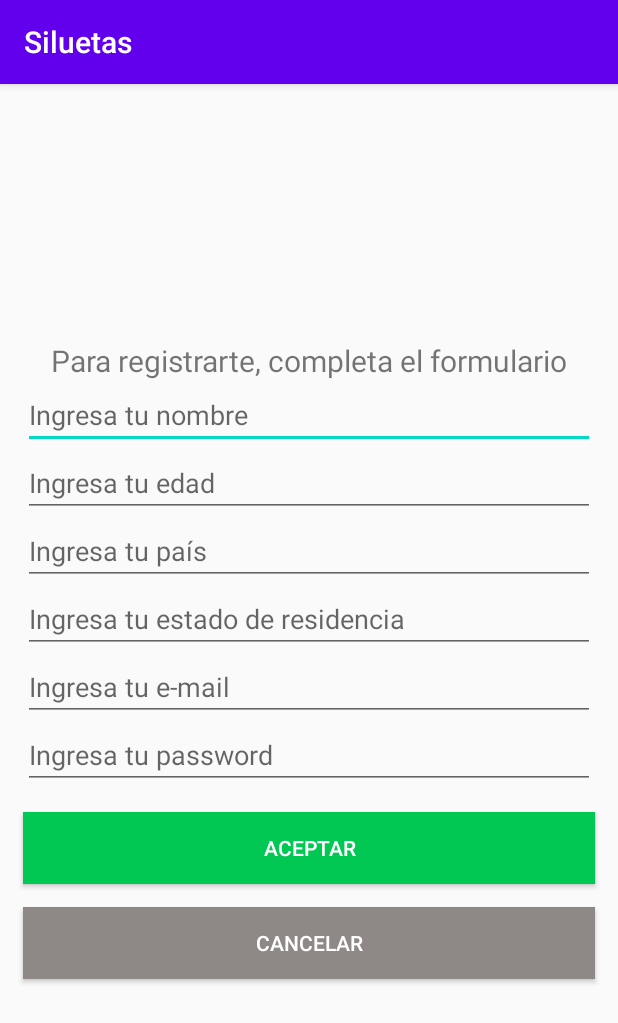
After one commit to juanNava1/Juego, an Android app: the RegisterActivity screen opened directly, with no data from a screen before it, on a phone screen of 412 x 824 dp. The commit adds this screen. Shown: the top 1023 px of the screen. Run offline under Robolectric (Android 15) with nearby library versions, the phone set to English and light mode, and no system bars.

Commit message:
Little fixes on shadow game and login implementation

```diff
--- a/app/build.gradle
+++ b/app/build.gradle
@@ -35,6 +35,7 @@ dependencies {
     implementation 'androidx.navigation:navigation-fragment:2.3.2'
     implementation 'androidx.navigation:navigation-ui:2.3.2'
     implementation 'androidx.lifecycle:lifecycle-extensions:2.2.0'
+    implementation 'com.google.firebase:firebase-auth:20.0.1'
     testImplementation 'junit:junit:4.12'
     androidTestImplementation 'androidx.test.ext:junit:1.1.2'
     androidTestImplementation 'androidx.test.espresso:espresso-core:3.3.0'
--- a/app/src/main/AndroidManifest.xml
+++ b/app/src/main/AndroidManifest.xml
@@ -9,6 +9,8 @@
         android:roundIcon="@mipmap/ic_launcher_round"
         android:supportsRtl="true"
         android:theme="@style/AppTheme">
+        <activity android:name=".RegisterActivity"></activity>
+        <activity android:name=".LoginActivity" />
         <activity
             android:name=".MainActivity"
             android:label="@string/app_name"
--- /dev/null
+++ b/app/src/main/java/com/example/siluetas/RegisterActivity.java
@@ -0,0 +1,14 @@
+package com.example.siluetas;
+
+import androidx.appcompat.app.AppCompatActivity;
+
+import android.os.Bundle;
+
+public class RegisterActivity extends AppCompatActivity {
+
+    @Override
+    protected void onCreate(Bundle savedInstanceState) {
+        super.onCreate(savedInstanceState);
+        setContentView(R.layout.activity_register);
+    }
+}
--- /dev/null
+++ b/app/src/main/res/layout/activity_register.xml
@@ -0,0 +1,111 @@
+<?xml version="1.0" encoding="utf-8"?>
+<androidx.constraintlayout.widget.ConstraintLayout xmlns:android="http://schemas.android.com/apk/res/android"
+    xmlns:app="http://schemas.android.com/apk/res-auto"
+    xmlns:tools="http://schemas.android.com/tools"
+    android:layout_width="match_parent"
+    android:layout_height="match_parent"
+    tools:context=".RegisterActivity">
+
+    <LinearLayout
+        android:layout_width="match_parent"
+        android:layout_height="match_parent"
+        android:orientation="vertical"
+        android:gravity="center">
+
+        <TextView
+            android:id="@+id/register_header"
+            android:layout_width="match_parent"
+            android:layout_height="wrap_content"
+            android:text="@string/register_header"
+            android:gravity="center_horizontal"
+            android:textSize="20sp"/>
+
+        <EditText
+            android:id="@+id/PersonName"
+            android:layout_width="match_parent"
+            android:layout_height="wrap_content"
+            android:ems="10"
+            android:hint="@string/name"
+            android:inputType="textPersonName"
+            android:importantForAutofill="no"
+            android:layout_marginLeft="15dp"
+            android:layout_marginRight="15dp"/>
+
+        <EditText
+            android:id="@+id/PersonOld"
+            android:layout_width="match_parent"
+            android:layout_height="wrap_content"
+            android:ems="10"
+            android:hint="@string/old"
+            android:inputType="number"
+            android:importantForAutofill="no"
+            android:layout_marginLeft="15dp"
+            android:layout_marginRight="15dp"/>
+
+        <EditText
+            android:id="@+id/Country"
+            android:layout_width="match_parent"
+            android:layout_height="wrap_content"
+            android:ems="10"
+            android:hint="@string/country"
+            android:importantForAutofill="no"
+            android:inputType="textPersonName"
+            android:layout_marginLeft="15dp"
+            android:layout_marginRight="15dp"/>
+
+        <EditText
+            android:id="@+id/State"
+            android:layout_width="match_parent"
+            android:layout_height="wrap_content"
+            android:ems="10"
+            android:hint="@string/state"
+            android:importantForAutofill="no"
+            android:inputType="textPersonName"
+            android:layout_marginLeft="15dp"
+            android:layout_marginRight="15dp"/>
+
+        <EditText
+            android:id="@+id/PersonEmail"
+            android:layout_width="match_parent"
+            android:layout_height="wrap_content"
+            android:ems="10"
+            android:hint="@string/register_email"
+            android:importantForAutofill="no"
+            android:inputType="textEmailAddress"
+            android:layout_marginLeft="15dp"
+            android:layout_marginRight="15dp"/>
+
+        <EditText
+            android:id="@+id/PersonPasword"
+            android:layout_width="match_parent"
+            android:layout_height="wrap_content"
+            android:ems="10"
+            android:hint="@string/register_password"
+            android:importantForAutofill="no"
+            android:inputType="textPassword"
+            android:layout_marginLeft="15dp"
+            android:layout_marginRight="15dp"/>
+        <Button
+            android:id="@+id/registerme"
+            android:layout_width="match_parent"
+            android:layout_height="wrap_content"
+            android:text="@string/registerme"
+            android:layout_marginLeft="15dp"
+            android:layout_marginRight="15dp"
+            android:background="@color/primary"
+            android:textColor="@color/white"
+            android:layout_marginTop="15dp"/>
+
+        <Button
+            android:id="@+id/back_to_login"
+            android:layout_width="match_parent"
+            android:layout_height="wrap_content"
+            android:text="@string/back_to_login"
+            android:layout_marginLeft="15dp"
+            android:layout_marginRight="15dp"
+            android:textColor="@color/white"
+            android:background="@color/gray"
+            android:layout_marginTop="15dp"/>
+
+    </LinearLayout>
+</androidx.constraintlayout.widget.ConstraintLayout>
--- a/app/src/main/res/values/colors.xml
+++ b/app/src/main/res/values/colors.xml
@@ -3,4 +3,7 @@
     <color name="colorPrimary">#6200EE</color>
     <color name="colorPrimaryDark">#3700B3</color>
     <color name="colorAccent">#03DAC5</color>
+    <color name="white">#FFFFFF</color>
+    <color name="gray">#8E8886</color>
+    <color name="primary">#00c853</color>
 </resources>
--- a/app/src/main/res/values/strings.xml
+++ b/app/src/main/res/values/strings.xml
@@ -1,4 +1,22 @@
 <resources>
+    <!-- Login -->
+
+    <string name="welcome">Bienvenido</string>
+    <string name="password">Ingresa tu contraseña</string>
+    <string name="email">Ingresa tu correo electrónico</string>
+    <string name="login">Entrar</string>
+    <string name="register">Registrarme</string>
+    <!-- Register -->
+    <string name="register_header">Para registrarte, completa el formulario</string>
+    <string name="name">Ingresa tu nombre</string>
+    <string name="old">Ingresa tu edad</string>
+    <string name="country">Ingresa tu país</string>
+    <string name="state">Ingresa tu estado de residencia</string>
+    <string name="register_email">Ingresa tu e-mail</string>
+    <string name="register_password">Ingresa tu password</string>
+    <string name="registerme">Aceptar</string>
+    <string name="back_to_login">Cancelar</string>
+    <!-- -->
     <string name="app_name">Siluetas</string>
     <string name="navigation_drawer_open">Open navigation drawer</string>
     <string name="navigation_drawer_close">Close navigation drawer</string>
@@ -10,4 +28,8 @@
     <string name="menu_home">Home</string>
     <string name="menu_gallery">Gallery</string>
     <string name="menu_slideshow">Slideshow</string>
+
+    <string name="aceptar">Aceptar</string>
+    <string name="animal_image">Imagen de animal</string>
+    <string name="question">¿Qué animal es?</string>
 </resources>
```
Also changed, not shown: app/src/main/java/com/example/siluetas/LoginActivity.java (added, +65 -0 lines), app/src/main/res/layout/activity_login.xml (added, +68 -0 lines), app/src/main/res/layout/fragment_gallery.xml (+5 -5 lines).
